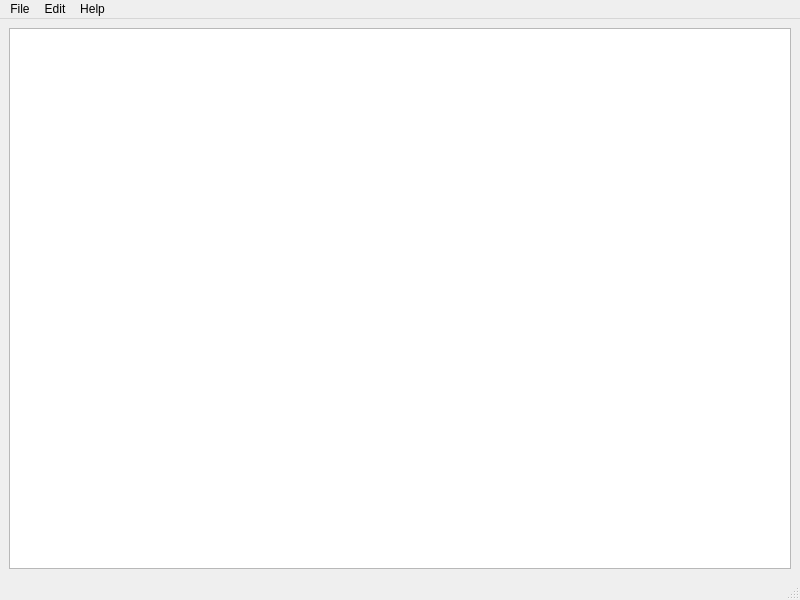
Old version of the form editeur/mainwindow.ui in the repository ZenAii/qt_editeur.
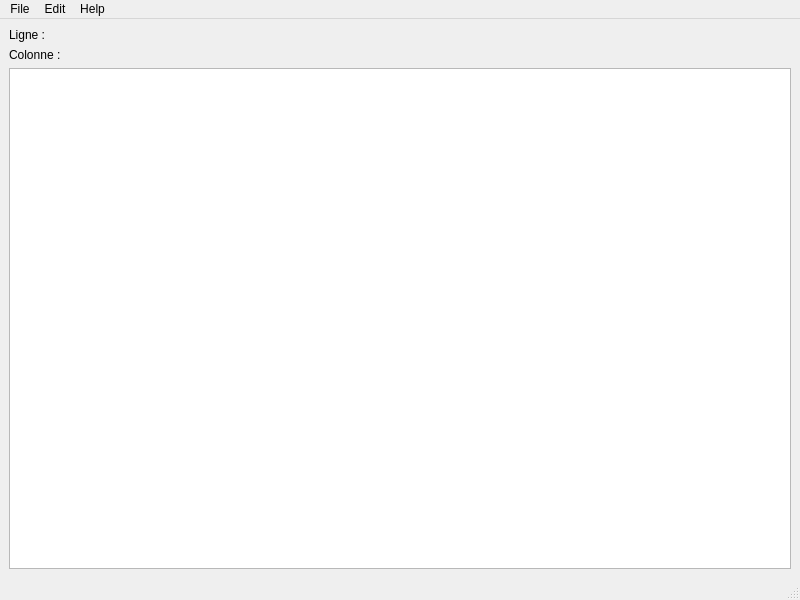
New version of the form.

Diff of the .ui file:
```diff
--- a/editeur/mainwindow.ui
+++ b/editeur/mainwindow.ui
@@ -15,6 +15,20 @@
   </property>
   <widget class="QWidget" name="centralwidget">
    <layout class="QVBoxLayout" name="verticalLayout_4">
+    <item>
+     <widget class="QLabel" name="lineLabel">
+      <property name="text">
+       <string>Ligne :</string>
+      </property>
+     </widget>
+    </item>
+    <item>
+     <widget class="QLabel" name="columnLabel">
+      <property name="text">
+       <string>Colonne :</string>
+      </property>
+     </widget>
+    </item>
     <item>
      <widget class="QPlainTextEdit" name="textEdit">
       <property name="enabled">
```
Left out of the diff: 1 changed line with no effect on the pictures.
